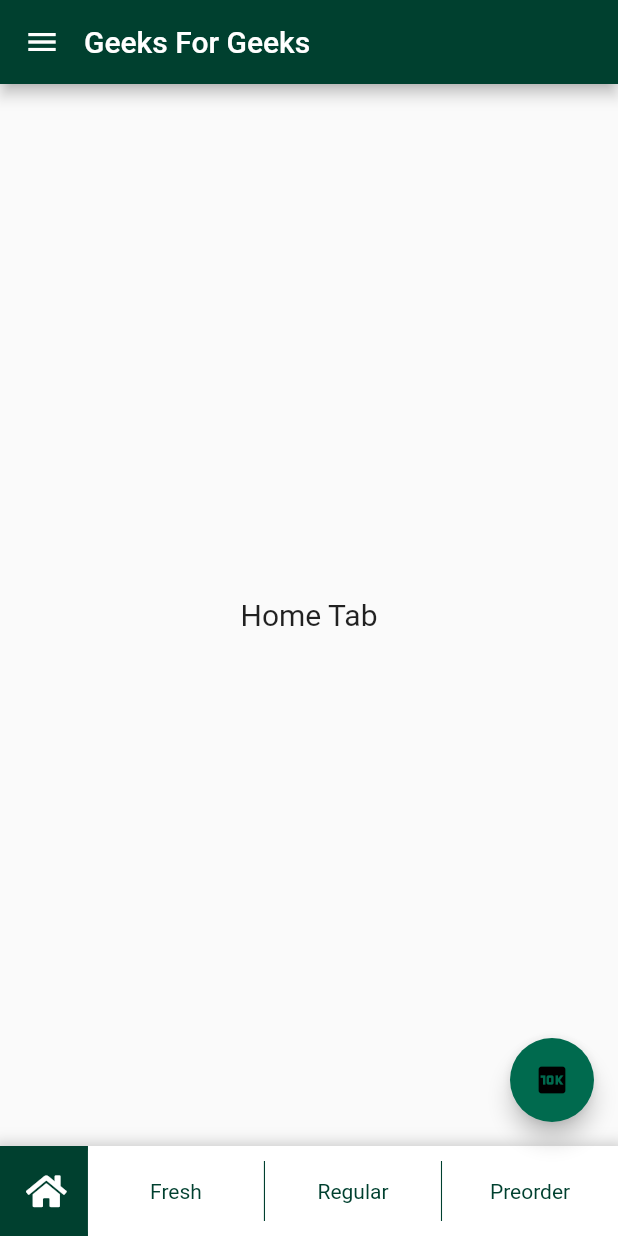
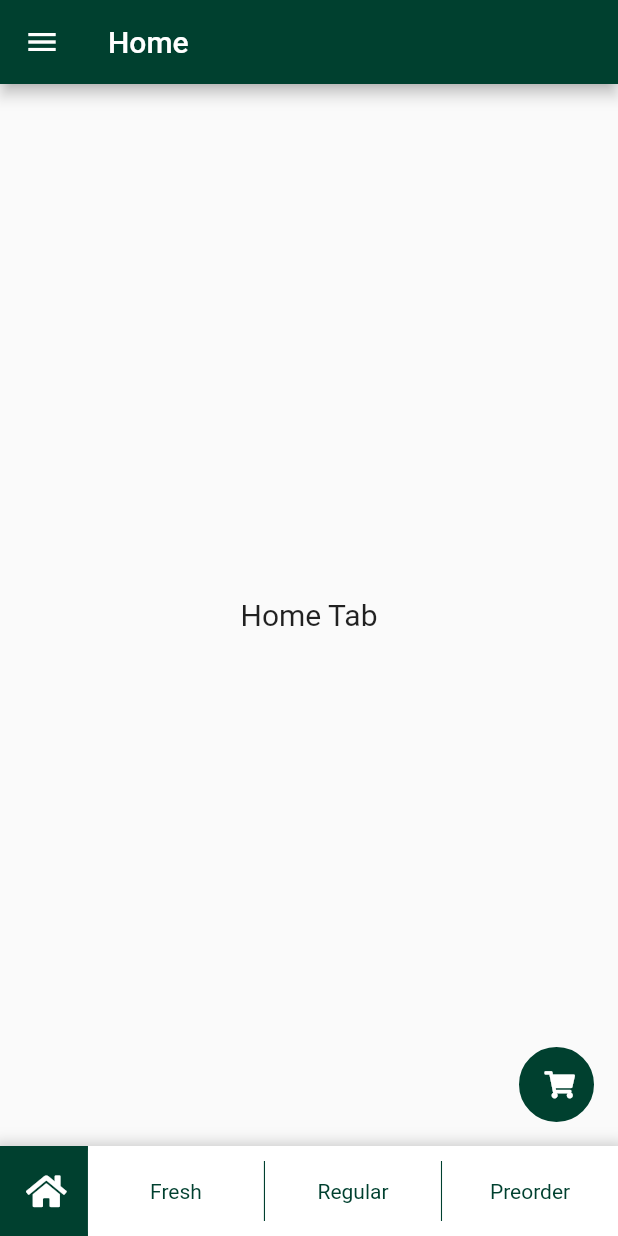
Before and after one commit to imamhossain94/shodai-mama-task, a Flutter app: the screen it shows after launch, on a phone screen of 412 x 824 dp. Run offline on Flutter 3.47's test engine with Material 2 defaults, Android fonts, the phone set to English and light mode, and no system bars; our stand-ins replace font_awesome_flutter, get, get_storage, sizer.

Commit message:
feat: custom floating action button created

```diff
--- /dev/null
+++ b/lib/controllers/cart_controller.dart
@@ -0,0 +1,28 @@
+import 'package:get/get.dart';
+
+class CartController extends GetxController {
+  var containerWidth = 50.0.obs;
+  var isCollapse = true.obs;
+
+  // @override
+  // void onInit() {
+  //   super.onInit();
+  // }
+
+  void updateWidth() {
+    if(containerWidth.value == 50.0){
+      containerWidth.value = 250.0;
+    }else{
+      isCollapse.value = true;
+      containerWidth.value = 50.0;
+    }
+  }
+
+  void updateContainerState() {
+    if(isCollapse.value == true && containerWidth.value == 250.0){
+      isCollapse.value = false;
+    }
+  }
+
+
+}
--- a/lib/views/components/custom_bottom_nav_bar.dart
+++ b/lib/views/components/custom_bottom_nav_bar.dart
@@ -3,14 +3,9 @@ import 'package:font_awesome_flutter/font_awesome_flutter.dart';
 import 'package:get/get.dart';
 import 'package:shodai_mama_task/controllers/main_controller.dart';
 
-class CustomBottomNavBar extends StatefulWidget {
-  const CustomBottomNavBar({Key? key}) : super(key: key);
+class CustomBottomNavBar extends StatelessWidget {
+  CustomBottomNavBar({Key? key}) : super(key: key);
 
-  @override
-  _CustomBottomNavBarState createState() => _CustomBottomNavBarState();
-}
-
-class _CustomBottomNavBarState extends State<CustomBottomNavBar> {
   final mainController = Get.put(MainController());
 
   @override
@@ -74,12 +69,12 @@ class _CustomBottomNavBarState extends State<CustomBottomNavBar> {
           child: Container(
             alignment: Alignment.center,
             color: mainController.currentIndex.value == index
-                ? Theme.of(context).primaryColor
+                ? const Color(0xFF00402F)
                 : Colors.white,
             child: Icon(
               icon,
               color: mainController.currentIndex.value != index
-                  ? Theme.of(context).primaryColor
+                  ? const Color(0xFF00402F)
                   : Colors.white,
             ),
           ),
@@ -98,13 +93,13 @@ class _CustomBottomNavBarState extends State<CustomBottomNavBar> {
             alignment: Alignment.center,
             margin: const EdgeInsets.symmetric(vertical: 3),
             color: mainController.currentIndex.value == index
-                ? Theme.of(context).primaryColor
+                ? const Color(0xFF00402F)
                 : Colors.white,
             child: Text(
               title,
               style: TextStyle(
                 color: mainController.currentIndex.value != index
-                    ? Theme.of(context).primaryColor
+                    ? const Color(0xFF00402F)
                     : Colors.white,
               ),
             ),
--- /dev/null
+++ b/lib/views/components/custom_floating_action_button.dart
@@ -0,0 +1,83 @@
+import 'package:flutter/material.dart';
+import 'package:font_awesome_flutter/font_awesome_flutter.dart';
+import 'package:get/get.dart';
+import 'package:shodai_mama_task/controllers/cart_controller.dart';
+
+class CustomFloatingActionButton extends StatelessWidget {
+  CustomFloatingActionButton({Key? key}) : super(key: key);
+
+  final cartController = Get.put(CartController());
+
+  // double containerWidth = 50.0;
+  // bool isCollapse = true;
+
+  @override
+  Widget build(BuildContext context) {
+    return Obx(()=>AnimatedContainer(
+      height: 50,
+      width: cartController.containerWidth.value,
+      curve: Curves.fastLinearToSlowEaseIn,
+      child: collapseButton(
+          icon: FontAwesomeIcons.shoppingCart, onPressed: () {
+        cartController.updateWidth();
+      }),
+      duration: const Duration(milliseconds: 200),
+      onEnd: () {
+        cartController.updateContainerState();
+      },
+    ));
+  }
+
+  Widget collapseButton(
+      {required VoidCallback onPressed, required IconData icon}) {
+    return GestureDetector(
+      onTap: onPressed,
+      child: Container(
+        height: 50,
+        width: cartController.containerWidth.value,
+        padding: const EdgeInsets.symmetric(vertical: 8, horizontal: 15),
+        decoration: BoxDecoration(
+          color: !cartController.isCollapse.value? Colors.white: const Color(0xFF00402F),
+          borderRadius: BorderRadius.circular(25),
+          border: Border.all(color: const Color(0xFF00402F), width: 2.0)
+        ),
+        alignment: Alignment.center,
+        child: cartController.isCollapse.value? Icon(
+          icon,
+          size: 18,
+          color: Colors.white,
+        ): Row(
+          children: [
+            Expanded(
+                child: Column(
+                  children: [
+                    Text("Items: 5", style: TextStyle(color: const Color(0xFF00402F)),),
+                    Text("Total: ৳561", style: TextStyle(color: const Color(0xFF00402F)),)
+                  ],
+                )
+            ),
+            const VerticalDivider(thickness: 2,),
+            Expanded(
+                child: GestureDetector(
+                  onTap: () {
+                    print("hello");
+                  },
+                  child: Container(
+                    alignment: Alignment.center,
+                    decoration: BoxDecoration(
+                      color: const Color(0xFF00402F),
+                        borderRadius: BorderRadius.circular(5)
+                    ),
+                    child: Text("PLACE ORDER", style: TextStyle(color: Colors.white),)
+                  ),
+                )
+            )
+          ],
+        ),
+      ),
+    );
+  }
+
+
+
+}
--- a/lib/views/main_page.dart
+++ b/lib/views/main_page.dart
@@ -1,6 +1,7 @@
 import 'package:flutter/material.dart';
 import 'package:get/get.dart';
 import 'package:shodai_mama_task/controllers/main_controller.dart';
+import 'package:shodai_mama_task/views/components/custom_floating_action_button.dart';
 import 'package:shodai_mama_task/views/tabs/fresh_tab.dart';
 import 'package:shodai_mama_task/views/tabs/preorder_tab.dart';
 import 'package:shodai_mama_task/views/tabs/regular_tab.dart';
@@ -16,25 +17,29 @@ class MainPage extends StatelessWidget {
   @override
   Widget build(BuildContext context) {
     return Scaffold(
-      //backgroundColor: const Color(0xffC4DFCB),
       appBar: AppBar(
         leading: const Icon(
           Icons.menu,
         ),
-        title: const Text(
-          "Geeks For Geeks",
-        ),
-        titleSpacing: 0,
+        title: Obx(()=>Text(
+          getAppBarTitle() ,
+        )),
       ),
       body: getBody(),
-      floatingActionButton: FloatingActionButton(
-        onPressed: () {  },
-        child: Icon(Icons.ten_k),
-      ),
+      floatingActionButton: CustomFloatingActionButton(),
+
       bottomNavigationBar: CustomBottomNavBar(),
     );
   }
 
+  String getAppBarTitle() {
+    return [
+      "Home",
+      "Fresh",
+      "Regular",
+      "Preorder"
+    ][mainController.currentIndex.value];
+  }
 
   Widget getBody() {
     List<Widget> pages = [
@@ -44,9 +49,8 @@ class MainPage extends StatelessWidget {
       const PreorderTab(),
     ];
     return Obx(() => IndexedStack(
-      index: mainController.currentIndex.value,
-      children: pages,
-    ));
+          index: mainController.currentIndex.value,
+          children: pages,
+        ));
   }
-
 }
```
